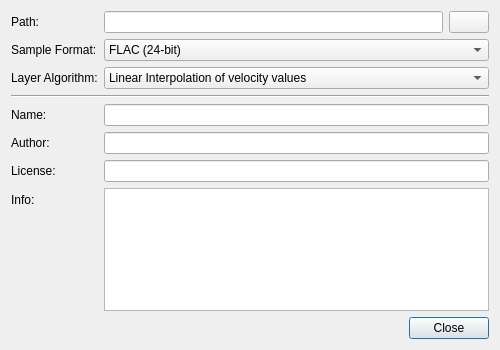
Above: src/plugins/hydrogen/targetview.ui from surfacepatterns/synthclone before the change. Below: the same form after it.
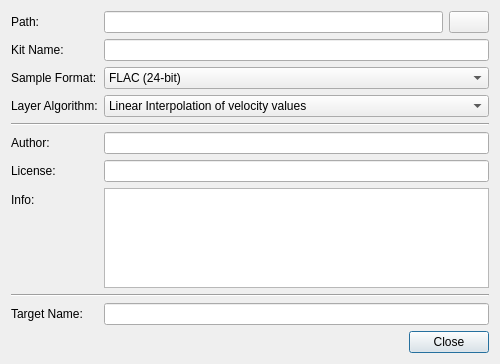
That is the form after the change. Icons and pictures are not drawn.

Patch:
```diff
--- a/src/plugins/hydrogen/targetview.ui
+++ b/src/plugins/hydrogen/targetview.ui
@@ -51,13 +51,23 @@
       </layout>
      </item>
      <item row="1" column="0">
+      <widget class="QLabel" name="label">
+       <property name="text">
+        <string>Kit Name:</string>
+       </property>
+      </widget>
+     </item>
+     <item row="1" column="1">
+      <widget class="QLineEdit" name="kitName"/>
+     </item>
+     <item row="2" column="0">
       <widget class="QLabel" name="sampleFormatLabel">
        <property name="text">
         <string>Sample Format:</string>
        </property>
       </widget>
      </item>
-     <item row="1" column="1">
+     <item row="2" column="1">
       <widget class="QComboBox" name="sampleFormatComboBox">
        <property name="currentIndex">
         <number>12</number>
@@ -154,14 +164,14 @@
        </item>
       </widget>
      </item>
-     <item row="2" column="0">
+     <item row="3" column="0">
       <widget class="QLabel" name="">
        <property name="text">
         <string>Layer Algorithm:</string>
        </property>
       </widget>
      </item>
-     <item row="2" column="1">
+     <item row="3" column="1">
       <widget class="QComboBox" name="layerAlgorithmComboBox">
        <property name="currentIndex">
         <number>0</number>
@@ -183,23 +193,13 @@
        </item>
       </widget>
      </item>
-     <item row="3" column="0" colspan="2">
+     <item row="4" column="0" colspan="2">
       <widget class="Line" name="line">
        <property name="orientation">
         <enum>Qt::Horizontal</enum>
        </property>
       </widget>
      </item>
-     <item row="4" column="0">
-      <widget class="QLabel" name="label">
-       <property name="text">
-        <string>Name:</string>
-       </property>
-      </widget>
-     </item>
-     <item row="4" column="1">
-      <widget class="QLineEdit" name="name"/>
-     </item>
      <item row="5" column="0">
       <widget class="QLabel" name="label">
        <property name="text">
@@ -249,6 +249,23 @@
        </property>
       </widget>
      </item>
+     <item row="8" column="0" colspan="2">
+      <widget class="Line">
+       <property name="orientation">
+        <enum>Qt::Horizontal</enum>
+       </property>
+      </widget>
+     </item>
+     <item row="9" column="0">
+      <widget class="QLabel" name="label">
+       <property name="text">
+        <string>Target Name:</string>
+       </property>
+      </widget>
+     </item>
+     <item row="9" column="1">
+      <widget class="QLineEdit" name="name"/>
+     </item>
     </layout>
    </item>
    <item>
```
